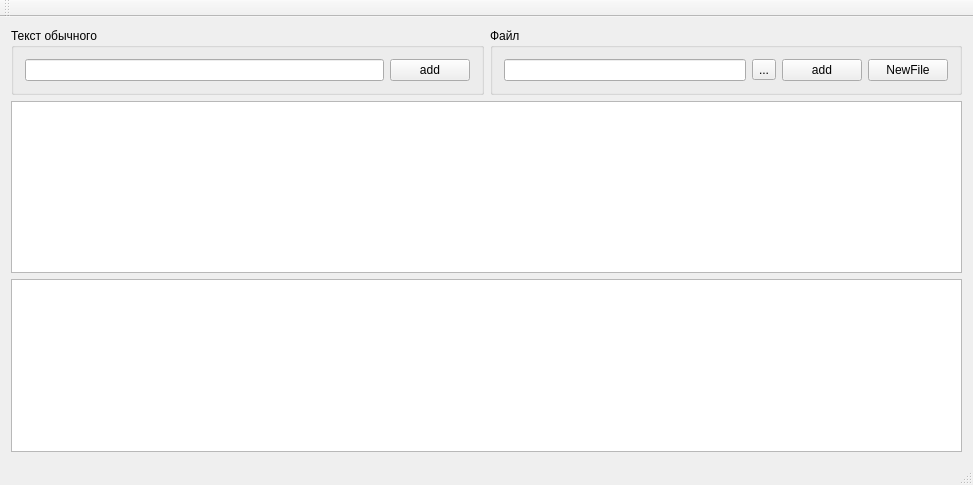
Above: logwidgetmainwindow.ui from KurlesHS/LogWidget before the change. Below: the same form after it.
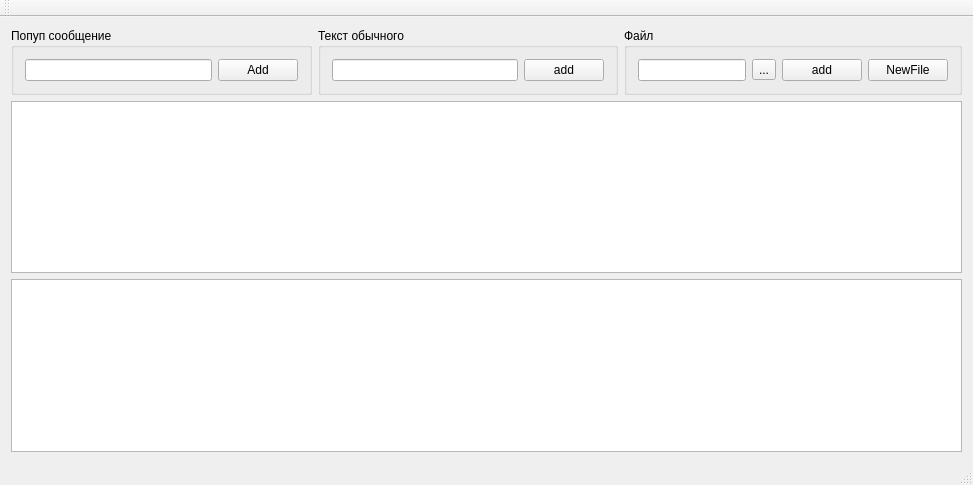
That is the form after the change. Icons and pictures are not drawn.

Commit message: Добавил Popup сообщение

Diff of the .ui file:
```diff
--- a/logwidgetmainwindow.ui
+++ b/logwidgetmainwindow.ui
@@ -17,6 +17,32 @@
    <layout class="QVBoxLayout" name="verticalLayout_2">
     <item>
      <layout class="QHBoxLayout" name="horizontalLayout_2">
+      <item>
+       <widget class="QGroupBox" name="groupBox_3">
+        <property name="title">
+         <string>Попуп сообщение</string>
+        </property>
+        <layout class="QHBoxLayout" name="horizontalLayout_4">
+         <item>
+          <widget class="QLineEdit" name="lineEditPopup">
+           <property name="layoutDirection">
+            <enum>Qt::RightToLeft</enum>
+           </property>
+          </widget>
+         </item>
+         <item>
+          <widget class="QPushButton" name="pushButton">
+           <property name="text">
+            <string>Add</string>
+           </property>
+           <property name="flat">
+            <bool>false</bool>
+           </property>
+          </widget>
+         </item>
+        </layout>
+       </widget>
+      </item>
       <item>
        <widget class="QGroupBox" name="groupBox">
         <property name="title">
```
The commit also changes 3 other files.
